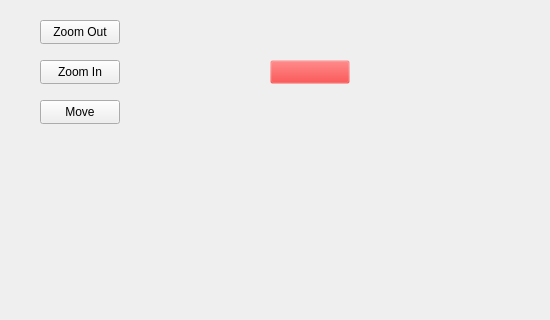
amoriqbal/GraphicsFromScratch, file dda.ui: the form before one commit; both pictures show x 0 to 550 and y 0 to 320 of the 1272 by 876 pixel window.
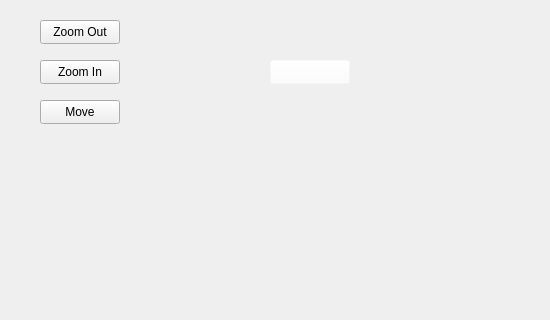
The form after the commit.

Patch:
```diff
--- a/dda.ui
+++ b/dda.ui
@@ -69,7 +69,7 @@
      </rect>
     </property>
     <property name="styleSheet">
-     <string notr="true">background-color: rgba(255, 0, 0,0);</string>
+     <string notr="true">background-color: rgba(255, 255, 255, 0);</string>
     </property>
     <property name="text">
      <string/>
```
